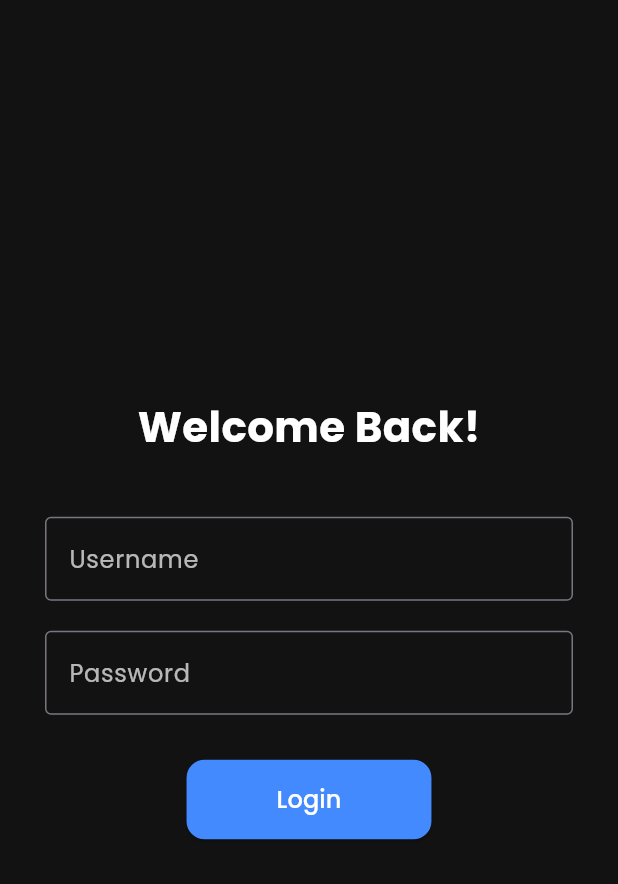
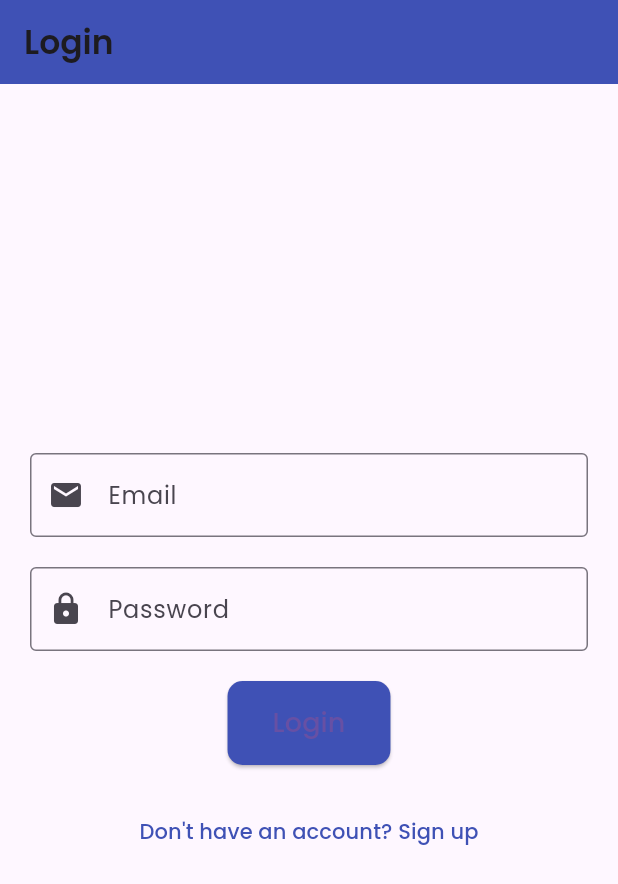
Before and after one commit to Farzana-025/LoginSystem, a Flutter app: the LoginScreen screen opened directly, on a phone screen of 412 x 824 dp. Shown: the top 884 px of the screen. Run offline on Flutter 3.47's test engine with Material 3 defaults, Android fonts, the phone set to English and light mode, and no system bars; our stand-ins replace google_fonts.

Commit message:
commit name

```diff
--- a/lib/Login_Screen.dart
+++ b/lib/Login_Screen.dart
@@ -1,96 +1,81 @@
 import 'package:flutter/material.dart';
-import 'package:flutter_application_1/home_page.dart';
+import 'package:google_fonts/google_fonts.dart'; // Make sure to include the Google Fonts package
 
 class LoginScreen extends StatefulWidget {
-  const LoginScreen({super.key});
-
   @override
-  State<LoginScreen> createState() => _LoginScreenState();
+  _LoginScreenState createState() => _LoginScreenState();
 }
 
 class _LoginScreenState extends State<LoginScreen> {
-  final _formKey = GlobalKey<FormState>();
-  final _usernameController = TextEditingController();
-  final _passwordController = TextEditingController();
-
-  void _login() {
-    if (_formKey.currentState!.validate()) {
-      Navigator.pushReplacement(
-        context,
-        MaterialPageRoute(builder: (context) => const HomePage()),
-      );
-    }
-  }
+  final TextEditingController _emailController = TextEditingController();
+  final TextEditingController _passwordController = TextEditingController();
 
   @override
   Widget build(BuildContext context) {
     return Scaffold(
-      backgroundColor: const Color(0xFF121212),
-      body: Center(
-        child: Padding(
-          padding: const EdgeInsets.symmetric(horizontal: 30),
-          child: Form(
-            key: _formKey,
+      appBar: AppBar(
+        title: Text(
+          'Login',
+          style: GoogleFonts.poppins(fontWeight: FontWeight.w600),
+        ),
+        backgroundColor: Colors.indigo,
+      ),
+      body: Padding(
+        padding: const EdgeInsets.all(20.0),
         child: Column(
           mainAxisAlignment: MainAxisAlignment.center,
           children: [
-                Text(
-                  'Welcome Back!',
-                  style: TextStyle(
-                    fontSize: 28,
-                    color: Colors.white,
-                    fontWeight: FontWeight.bold,
+            TextField(
+              controller: _emailController,
+              decoration: InputDecoration(
+                labelText: 'Email',
+                prefixIcon: Icon(Icons.email),
+                border: OutlineInputBorder(),
+              ),
+              keyboardType: TextInputType.emailAddress,
+            ),
+            SizedBox(height: 20),
+            TextField(
+              controller: _passwordController,
+              decoration: InputDecoration(
+                labelText: 'Password',
+                prefixIcon: Icon(Icons.lock),
+                border: OutlineInputBorder(),
+              ),
+              obscureText: true,
+            ),
+            SizedBox(height: 20),
+            ElevatedButton(
+              onPressed: () {
+                // Handle login functionality here
+                String email = _emailController.text;
+                String password = _passwordController.text;
+                print('Email: $email, Password: $password');
+              },
+              style: ElevatedButton.styleFrom(
+                primary: Colors.indigo, // Button color
+                padding: EdgeInsets.symmetric(vertical: 15, horizontal: 30),
+                shape: RoundedRectangleBorder(
+                  borderRadius: BorderRadius.circular(10),
                 ),
               ),
-                const SizedBox(height: 40),
-                TextFormField(
-                  controller: _usernameController,
-                  style: const TextStyle(color: Colors.white),
-                  decoration: InputDecoration(
-                    labelText: 'Username',
-                    labelStyle: const TextStyle(color: Colors.white70),
-                    border: OutlineInputBorder(),
-                    focusedBorder: OutlineInputBorder(
-                      borderSide: BorderSide(color: Colors.blueAccent),
+              child: Text(
+                'Login',
+                style: GoogleFonts.poppins(fontSize: 18),
               ),
             ),
-                  validator: (value) =>
-                      value!.isEmpty ? 'Enter username' : null,
-                ),
-                const SizedBox(height: 20),
-                TextFormField(
-                  controller: _passwordController,
-                  obscureText: true,
-                  style: const TextStyle(color: Colors.white),
-                  decoration: InputDecoration(
-                    labelText: 'Password',
-                    labelStyle: const TextStyle(color: Colors.white70),
-                    border: OutlineInputBorder(),
-                    focusedBorder: OutlineInputBorder(
-                      borderSide: BorderSide(color: Colors.blueAccent),
+            SizedBox(height: 20),
+            TextButton(
+              onPressed: () {
+                // Navigate to Register screen or any other functionality
+                print('Navigate to Register screen');
+              },
+              child: Text(
+                'Don\'t have an account? Sign up',
+                style: GoogleFonts.poppins(color: Colors.indigo),
               ),
             ),
-                  validator: (value) =>
-                      value!.isEmpty ? 'Enter password' : null,
-                ),
-                const SizedBox(height: 30),
-                ElevatedButton(
-                  style: ElevatedButton.styleFrom(
-                    backgroundColor: Colors.blueAccent,
-                    padding:
-                        const EdgeInsets.symmetric(horizontal: 60, vertical: 15),
-                    shape: RoundedRectangleBorder(
-                        borderRadius: BorderRadius.circular(12)),
-                  ),
-                  onPressed: _login,
-                  child: const Text(
-                    'Login',
-                    style: TextStyle(fontSize: 16, color: Colors.white),
-                  ),
-                )
           ],
-            ),
-          ),
         ),
       ),
     );
--- a/pubspec.yaml
+++ b/pubspec.yaml
@@ -30,7 +30,7 @@ environment:
 dependencies:
   flutter:
     sdk: flutter
-  google_fonts: ^6.1.0
+  google_fonts: ^6.2.1
 
 
   # The following adds the Cupertino Icons font to your application.
```
Also changed, not shown: lib/gridview_page.dart (added, +34 -0 lines), lib/home_page.dart (+19 -2 lines), lib/listview_page.dart (added, +34 -0 lines), lib/main.dart (+7 -8 lines). Lines whose indentation alone changed are shown as unchanged.
